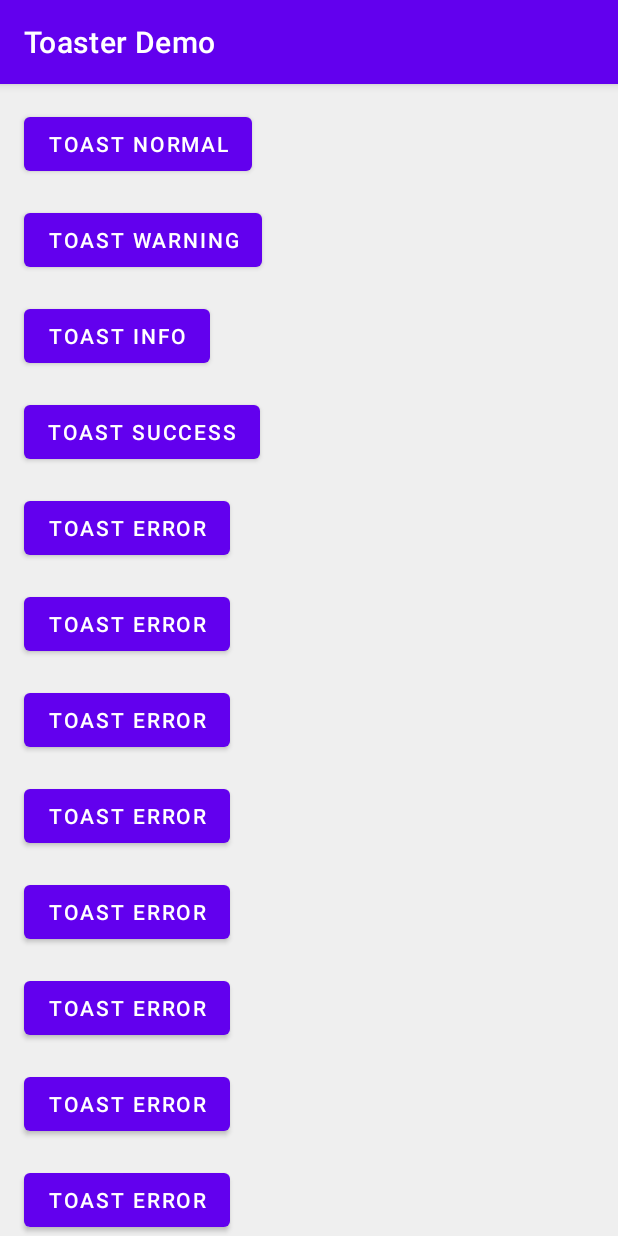
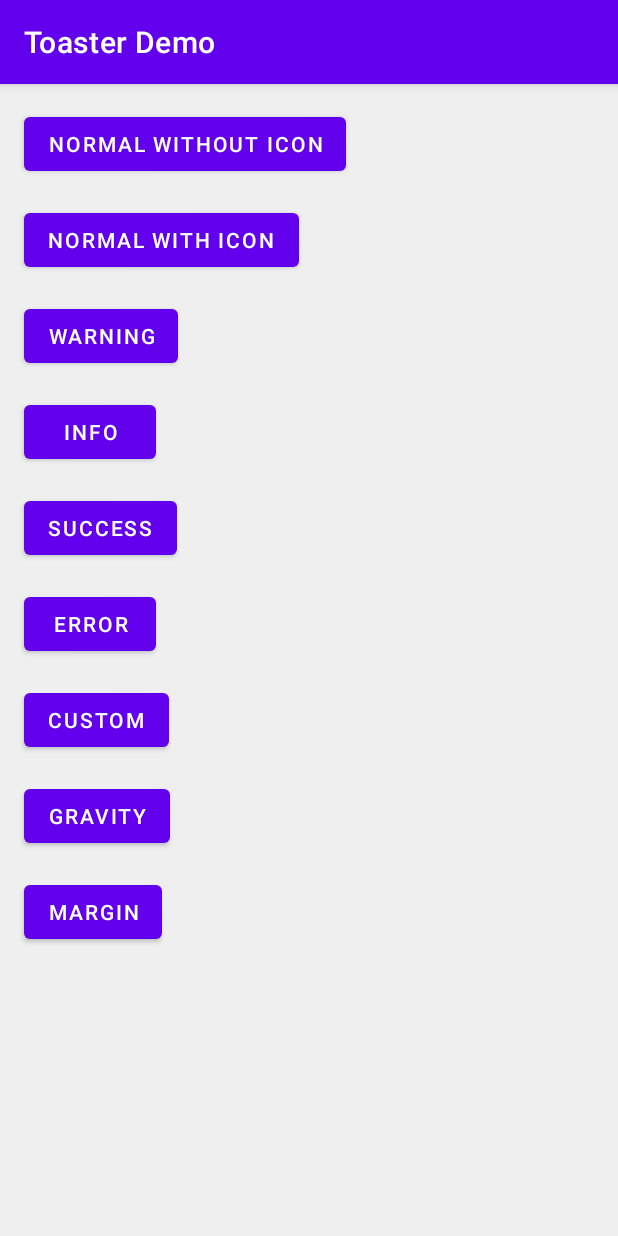
Before and after one commit to invissvenska/Toaster, an Android app: the screen it shows after launch (MainActivity), on a phone screen of 412 x 824 dp. Run offline under Robolectric (Android 15) with nearby library versions, the phone set to English and light mode, and no system bars.

Commit message:
Added more different configurations to sample app

```diff
--- a/app/src/main/java/nl/invissvenska/toaster/MainActivity.java
+++ b/app/src/main/java/nl/invissvenska/toaster/MainActivity.java
@@ -16,45 +16,73 @@ public class MainActivity extends AppCompatActivity {
         Toolbar toolbar = findViewById(R.id.toolbar);
         setSupportActionBar(toolbar);
 
-        Toaster.Config.getInstance()
-//                .setGravity(Gravity.START, 950,0)
-                .setMargin(40f, 0f)
-                .apply();
-
         findViewById(R.id.buttonNormal).setOnClickListener(new View.OnClickListener() {
             @Override
             public void onClick(View view) {
-
-                Toaster.normal(getApplicationContext(), "Toast Normal", Toaster.LENGTH_LONG).show();
-            //    Toaster.Config.reset();
+                Toaster.normal(getApplicationContext(), R.string.normal_toast).show();
+            }
+        });
+        findViewById(R.id.buttonIconNormal).setOnClickListener(new View.OnClickListener() {
+            @Override
+            public void onClick(View view) {
+                Toaster.normal(getApplicationContext(), R.string.normal_icon_toast, getResources().getDrawable(R.drawable.ic_shipping_24, null)).show();
             }
         });
 
         findViewById(R.id.buttonWarning).setOnClickListener(new View.OnClickListener() {
             @Override
             public void onClick(View view) {
-                Toaster.warning(getApplicationContext(), "Toast Warning", Toaster.LENGTH_LONG).show();
+                Toaster.warning(getApplicationContext(), R.string.warning_toast).show();
             }
         });
 
         findViewById(R.id.buttonInfo).setOnClickListener(new View.OnClickListener() {
             @Override
             public void onClick(View view) {
-                Toaster.info(getApplicationContext(), "Toast Info", Toaster.LENGTH_LONG).show();
+                Toaster.info(getApplicationContext(), R.string.info_toast, Toaster.LENGTH_LONG).show();
             }
         });
 
         findViewById(R.id.buttonSuccess).setOnClickListener(new View.OnClickListener() {
             @Override
             public void onClick(View view) {
-                Toaster.success(getApplicationContext(), "Toast Success", Toaster.LENGTH_LONG).show();
+                Toaster.success(getApplicationContext(), R.string.success_toast, Toaster.LENGTH_LONG).show();
             }
         });
 
         findViewById(R.id.buttonError).setOnClickListener(new View.OnClickListener() {
             @Override
             public void onClick(View view) {
-                Toaster.error(getApplicationContext(), "Toast Error", Toaster.LENGTH_LONG).show();
+                Toaster.error(getApplicationContext(), R.string.error_toast, Toaster.LENGTH_LONG).show();
+            }
+        });
+
+        findViewById(R.id.buttonCustom).setOnClickListener(new View.OnClickListener() {
+            @Override
+            public void onClick(View view) {
+                Toaster.custom(getApplicationContext(), R.string.custom_toast, getResources().getDrawable(R.drawable.ic_cafe_24, null), R.color.colorToastCustom, Toaster.LENGTH_LONG, true, true).show();
+            }
+        });
+
+        findViewById(R.id.buttonGravity).setOnClickListener(new View.OnClickListener() {
+            @Override
+            public void onClick(View view) {
+                Toaster.Config.getInstance()
+                        .setGravity(Gravity.TOP, 0, 50)
+                        .apply();
+                Toaster.normal(getApplicationContext(), R.string.gravity_toast).show();
+                Toaster.Config.reset();
+            }
+        });
+
+        findViewById(R.id.buttonMargin).setOnClickListener(new View.OnClickListener() {
+            @Override
+            public void onClick(View view) {
+                Toaster.Config.getInstance()
+                        .setMargin(0f, 0.1f)
+                        .apply();
+                Toaster.custom(getApplicationContext(), R.string.margin_toast, null, R.color.colorToastCustom2, Toaster.LENGTH_LONG, false, true).show();
+                Toaster.Config.reset();
             }
         });
     }
--- /dev/null
+++ b/app/src/main/res/drawable/ic_cafe_24.xml
@@ -0,0 +1,10 @@
+<vector xmlns:android="http://schemas.android.com/apk/res/android"
+    android:width="24dp"
+    android:height="24dp"
+    android:viewportWidth="24"
+    android:viewportHeight="24"
+    android:tint="?attr/colorControlNormal">
+  <path
+      android:fillColor="@android:color/white"
+      android:pathData="M20,3L4,3v10c0,2.21 1.79,4 4,4h6c2.21,0 4,-1.79 4,-4v-3h2c1.11,0 2,-0.9 2,-2L22,5c0,-1.11 -0.89,-2 -2,-2zM20,8h-2L18,5h2v3zM4,19h16v2L4,21z"/>
+</vector>
--- /dev/null
+++ b/app/src/main/res/drawable/ic_shipping_24.xml
@@ -0,0 +1,10 @@
+<vector xmlns:android="http://schemas.android.com/apk/res/android"
+    android:width="24dp"
+    android:height="24dp"
+    android:viewportWidth="24"
+    android:viewportHeight="24"
+    android:tint="?attr/colorControlNormal">
+  <path
+      android:fillColor="@android:color/white"
+      android:pathData="M20,8h-3L17,4L3,4c-1.1,0 -2,0.9 -2,2v11h2c0,1.66 1.34,3 3,3s3,-1.34 3,-3h6c0,1.66 1.34,3 3,3s3,-1.34 3,-3h2v-5l-3,-4zM6,18.5c-0.83,0 -1.5,-0.67 -1.5,-1.5s0.67,-1.5 1.5,-1.5 1.5,0.67 1.5,1.5 -0.67,1.5 -1.5,1.5zM19.5,9.5l1.96,2.5L17,12L17,9.5h2.5zM18,18.5c-0.83,0 -1.5,-0.67 -1.5,-1.5s0.67,-1.5 1.5,-1.5 1.5,0.67 1.5,1.5 -0.67,1.5 -1.5,1.5z"/>
+</vector>
--- a/app/src/main/res/layout/content_main.xml
+++ b/app/src/main/res/layout/content_main.xml
@@ -23,129 +23,84 @@
                 android:id="@+id/buttonNormal"
                 android:layout_width="wrap_content"
                 android:layout_height="wrap_content"
-                android:layout_marginStart="16dp"
-                android:layout_marginTop="16dp"
-                android:layout_marginEnd="16dp"
-                android:text="Toast Normal" />
+                android:layout_marginStart="@dimen/btn_margin"
+                android:layout_marginTop="@dimen/btn_margin"
+                android:layout_marginEnd="@dimen/btn_margin"
+                android:text="@string/normal_button" />
+
+            <com.google.android.material.button.MaterialButton
+                android:id="@+id/buttonIconNormal"
+                android:layout_width="wrap_content"
+                android:layout_height="wrap_content"
+                android:layout_marginStart="@dimen/btn_margin"
+                android:layout_marginTop="@dimen/btn_margin"
+                android:layout_marginEnd="@dimen/btn_margin"
+                android:text="@string/normal_icon_button" />
 
             <com.google.android.material.button.MaterialButton
                 android:id="@+id/buttonWarning"
                 android:layout_width="wrap_content"
                 android:layout_height="wrap_content"
-                android:layout_marginStart="16dp"
-                android:layout_marginTop="16dp"
-                android:layout_marginEnd="16dp"
-                android:text="Toast Warning" />
+                android:layout_marginStart="@dimen/btn_margin"
+                android:layout_marginTop="@dimen/btn_margin"
+                android:layout_marginEnd="@dimen/btn_margin"
+                android:text="@string/warning_button" />
 
             <com.google.android.material.button.MaterialButton
                 android:id="@+id/buttonInfo"
                 android:layout_width="wrap_content"
                 android:layout_height="wrap_content"
-                android:layout_marginStart="16dp"
-                android:layout_marginTop="16dp"
-                android:layout_marginEnd="16dp"
-                android:text="Toast Info" />
+                android:layout_marginStart="@dimen/btn_margin"
+                android:layout_marginTop="@dimen/btn_margin"
+                android:layout_marginEnd="@dimen/btn_margin"
+                android:text="@string/info_button" />
 
             <com.google.android.material.button.MaterialButton
                 android:id="@+id/buttonSuccess"
                 android:layout_width="wrap_content"
                 android:layout_height="wrap_content"
-                android:layout_marginStart="16dp"
-                android:layout_marginTop="16dp"
-                android:layout_marginEnd="16dp"
-                android:text="Toast Success" />
+                android:layout_marginStart="@dimen/btn_margin"
+                android:layout_marginTop="@dimen/btn_margin"
+                android:layout_marginEnd="@dimen/btn_margin"
+                android:text="@string/success_button" />
 
             <com.google.android.material.button.MaterialButton
                 android:id="@+id/buttonError"
                 android:layout_width="wrap_content"
                 android:layout_height="wrap_content"
-                android:layout_marginStart="16dp"
-                android:layout_marginTop="16dp"
-                android:layout_marginEnd="16dp"
-                android:text="Toast Error" />
+                android:layout_marginStart="@dimen/btn_margin"
+                android:layout_marginTop="@dimen/btn_margin"
+                android:layout_marginEnd="@dimen/btn_margin"
+                android:text="@string/error_button" />
 
             <com.google.android.material.button.MaterialButton
-                android:id="@+id/buttonCustom9"
+                android:id="@+id/buttonCustom"
                 android:layout_width="wrap_content"
                 android:layout_height="wrap_content"
-                android:layout_marginStart="16dp"
-                android:layout_marginTop="16dp"
-                android:layout_marginEnd="16dp"
-                android:text="Toast Error" />
+                android:layout_marginStart="@dimen/btn_margin"
+                android:layout_marginTop="@dimen/btn_margin"
+                android:layout_marginEnd="@dimen/btn_margin"
+                android:text="@string/custom_button" />
 
             <com.google.android.material.button.MaterialButton
-                android:id="@+id/buttonCustom8"
+                android:id="@+id/buttonGravity"
                 android:layout_width="wrap_content"
                 android:layout_height="wrap_content"
-                android:layout_marginStart="16dp"
-                android:layout_marginTop="16dp"
-                android:layout_marginEnd="16dp"
-                android:text="Toast Error" />
+                android:layout_marginStart="@dimen/btn_margin"
+                android:layout_marginTop="@dimen/btn_margin"
+                android:layout_marginEnd="@dimen/btn_margin"
+                android:text="@string/gravity_button" />
 
             <com.google.android.material.button.MaterialButton
-                android:id="@+id/buttonCustom7"
+                android:id="@+id/buttonMargin"
                 android:layout_width="wrap_content"
                 android:layout_height="wrap_content"
-                android:layout_marginStart="16dp"
-                android:layout_marginTop="16dp"
-                android:layout_marginEnd="16dp"
-                android:text="Toast Error" />
+                android:layout_marginStart="@dimen/btn_margin"
+                android:layout_marginTop="@dimen/btn_margin"
+                android:layout_marginEnd="@dimen/btn_margin"
+                android:text="@string/margin_button" />
 
-            <com.google.android.material.button.MaterialButton
-                android:id="@+id/buttonCustom6"
-                android:layout_width="wrap_content"
-                android:layout_height="wrap_content"
-                android:layout_marginStart="16dp"
-                android:layout_marginTop="16dp"
-                android:layout_marginEnd="16dp"
-                android:text="Toast Error" />
-
-            <com.google.android.material.button.MaterialButton
-                android:id="@+id/buttonCustom5"
-                android:layout_width="wrap_content"
-                android:layout_height="wrap_content"
-                android:layout_marginStart="16dp"
-                android:layout_marginTop="16dp"
-                android:layout_marginEnd="16dp"
-                android:text="Toast Error" />
-
-            <com.google.android.material.button.MaterialButton
-                android:id="@+id/buttonCustom4"
-                android:layout_width="wrap_content"
-                android:layout_height="wrap_content"
-                android:layout_marginStart="16dp"
-                android:layout_marginTop="16dp"
-                android:layout_marginEnd="16dp"
-                android:text="Toast Error" />
-
-            <com.google.android.material.button.MaterialButton
-                android:id="@+id/buttonCustom3"
-                android:layout_width="wrap_content"
-                android:layout_height="wrap_content"
-                android:layout_marginStart="16dp"
-                android:layout_marginTop="16dp"
-                android:layout_marginEnd="16dp"
-                android:text="Toast Error" />
-
-            <com.google.android.material.button.MaterialButton
-                android:id="@+id/buttonCustom2"
-                android:layout_width="wrap_content"
-                android:layout_height="wrap_content"
-                android:layout_marginStart="16dp"
-                android:layout_marginTop="16dp"
-                android:layout_marginEnd="16dp"
-                android:text="Toast Error" />
-
-            <com.google.android.material.button.MaterialButton
-                android:id="@+id/buttonCustom1"
-                android:layout_width="wrap_content"
-                android:layout_height="wrap_content"
-                android:layout_marginStart="16dp"
-                android:layout_marginTop="16dp"
-                android:layout_marginEnd="16dp"
-                android:text="Toast Error" />
         </LinearLayout>
     </ScrollView>
 
-
 </androidx.constraintlayout.widget.ConstraintLayout>
--- a/app/src/main/res/values/colors.xml
+++ b/app/src/main/res/values/colors.xml
@@ -3,4 +3,6 @@
     <color name="colorPrimary">#6200EE</color>
     <color name="colorPrimaryDark">#3700B3</color>
     <color name="colorAccent">#03DAC5</color>
+    <color name="colorToastCustom">#9C27B0</color>
+    <color name="colorToastCustom2">#FF5609</color>
 </resources>
--- a/app/src/main/res/values/dimens.xml
+++ b/app/src/main/res/values/dimens.xml
@@ -1,3 +1,3 @@
 <resources>
-    <dimen name="fab_margin">16dp</dimen>
+    <dimen name="btn_margin">16dp</dimen>
 </resources>
--- a/app/src/main/res/values/strings.xml
+++ b/app/src/main/res/values/strings.xml
@@ -1,3 +1,21 @@
 <resources>
     <string name="app_name">Toaster Demo</string>
+    <string name="error_button">Error</string>
+    <string name="error_toast">This is an error toast</string>
+    <string name="normal_button">Normal without icon</string>
+    <string name="normal_toast">Normal toast without icon</string>
+    <string name="normal_icon_button">Normal with icon</string>
+    <string name="normal_icon_toast">Normal toast with icon</string>
+    <string name="info_button">Info</string>
+    <string name="info_toast">A little bit of information</string>
+    <string name="success_button">Success</string>
+    <string name="success_toast">Successful</string>
+    <string name="warning_button">Warning</string>
+    <string name="warning_toast">Warning, high voltage</string>
+    <string name="custom_button">Custom</string>
+    <string name="custom_toast">I\'m custom made</string>
+    <string name="gravity_button">Gravity</string>
+    <string name="gravity_toast">Floating in different gravity</string>
+    <string name="margin_button">Margin</string>
+    <string name="margin_toast">Toast with some margin</string>
 </resources>
```
